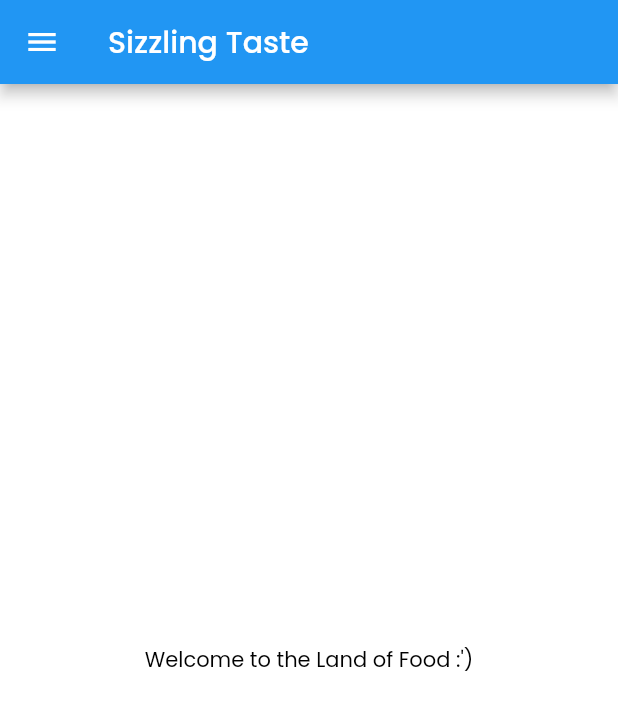
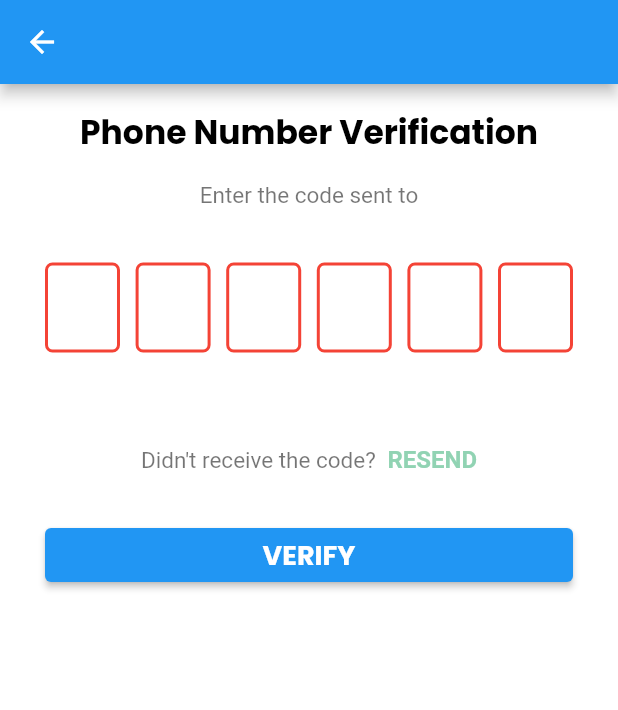
Before and after one commit to Chirag-Prajapat27/SizzlingTaste, a Flutter app: the screen it shows after launch, after a tap on "SignIn", on a phone screen of 412 x 824 dp. Shown: the top 710 px of the screen. Run offline on Flutter 3.47's test engine with Material 2 defaults, Android fonts, the phone set to English and light mode, and no system bars; drawn by our look-alikes of pin_code_fields; our stand-ins replace device_info, firebase_auth, firebase_core, get, google_fonts; accounts and stored records are empty.

Commit message:
OTP screen:- Z

```diff
--- /dev/null
+++ b/lib/UI/OtpScreen.dart
@@ -0,0 +1,213 @@
+import 'dart:async';
+
+import 'package:flutter/gestures.dart';
+import 'package:flutter/material.dart';
+import 'package:get/get.dart';
+import 'package:get/get_rx/src/rx_types/rx_types.dart';
+import 'package:pin_code_fields/pin_code_fields.dart';
+import 'package:sizzlingtaste/constants/AppColor.dart';
+import 'package:sizzlingtaste/controller.dart';
+
+
+class OtpScreen extends StatelessWidget {
+   OtpScreen({Key? key}) : super(key: key);
+
+   final controlle = Get.put(HomeController());
+
+   TextEditingController textEditingController = TextEditingController();
+   RxString currentText = "".obs;
+   final formKey = GlobalKey<FormState>();
+   bool hasError = false;
+
+   var onTapRecognizer = TapGestureRecognizer();
+
+  StreamController <ErrorAnimationType> errorController = StreamController<ErrorAnimationType>();
+   final GlobalKey<ScaffoldState> scaffoldKey = GlobalKey<ScaffoldState>();
+
+  @override
+  Widget build(BuildContext context) {
+      return Scaffold(
+        appBar: AppBar(),
+        body:GestureDetector(
+          onTap: () {},
+          child: Container(
+            height: MediaQuery.of(context).size.height,
+            width: MediaQuery.of(context).size.width,
+            child: ListView(
+              children: <Widget>[
+                SizedBox(height: 8),
+                Padding(
+                  padding: const EdgeInsets.symmetric(vertical: 8.0),
+                  child: Text(
+                    'Phone Number Verification',
+                    style: TextStyle(fontWeight: FontWeight.bold, fontSize: 22),
+                    textAlign: TextAlign.center,
+                  ),
+                ),
+                Padding(
+                  padding:
+                  const EdgeInsets.symmetric(horizontal: 30.0, vertical: 8),
+                  child: RichText(
+                    text: TextSpan(
+                        text: "Enter the code sent to ",
+                        children: [
+                          TextSpan(
+                              text: controlle.phoneNoText.toString(),
+                              style: TextStyle(
+                                  color: Colors.black,
+                                  fontWeight: FontWeight.bold,
+                                  fontSize: 15)),
+                        ],
+                        style: TextStyle(color: Colors.black54, fontSize: 15)),
+                    textAlign: TextAlign.center,
+                  ),
+                ),
+                SizedBox(
+                  height: 20,
+                ),
+                Form(
+                  key: formKey,
+                  child: Padding(
+                      padding: const EdgeInsets.symmetric(
+                          vertical: 8.0, horizontal: 30),
+                      child: PinCodeTextField(
+                        appContext: context,
+                        pastedTextStyle: TextStyle(
+                          color: Colors.green.shade600,
+                          fontWeight: FontWeight.bold,
+                        ),
+                        length: 6,
+                        obscureText: false,
+                        obscuringCharacter: '*',
+                        animationType: AnimationType.fade,
+                        pinTheme: PinTheme(
+                          shape: PinCodeFieldShape.box,
+                          borderRadius: BorderRadius.circular(5),
+                          fieldHeight: 60,
+                          fieldWidth: 50,
+                          activeFillColor:
+                          hasError ? AppColor.colorPrimary : Colors.white,
+                        ),
+                        cursorColor: Colors.black,
+                        animationDuration: Duration(milliseconds: 30),
+                        textStyle: TextStyle(fontSize: 20, height: 1.6),
+                        // backgroundColor: Colors.blue.shade50,
+                        // enableActiveFill: true,
+                        errorAnimationController: errorController,
+                        controller: textEditingController,
+                        keyboardType: TextInputType.number,
+                        // boxShadows: [
+                        //   BoxShadow(
+                        //     offset: Offset(0, 1),
+                        //     color: Colors.black12,
+                        //     blurRadius: 10,
+                        //   )
+                        // ],
+                        onCompleted: (v) {
+                          print("Completed");
+                        },
+                        // onTap: () {
+                        //   print("Pressed");
+                        // },
+                        onChanged: (value) {
+                          print(value);
+                          currentText = value.obs;
+
+                        },
+                        beforeTextPaste: (text) {
+                          print("Allowing to paste $text");
+                          //if you return true then it will show the paste confirmation dialog. Otherwise if false, then nothing will happen.
+                          //but you can show anything you want here, like your pop up saying wrong paste format or etc
+                          return true;
+                        },
+                      )),
+                ),
+                Padding(
+                  padding: const EdgeInsets.symmetric(horizontal: 30.0),
+                  child: Text(
+                    hasError ? "*Please fill up all the codes properly" : "",
+                    style: TextStyle(
+                        color: Colors.red,
+                        fontSize: 12,
+                        fontWeight: FontWeight.w400),
+                  ),
+                ),
+                SizedBox(
+                  height: 20,
+                ),
+                RichText(
+                  textAlign: TextAlign.center,
+                  text: TextSpan(
+                      text: "Didn't receive the code? ",
+                      style: TextStyle(color: Colors.black54, fontSize: 15),
+                      children: [
+                        TextSpan(
+                            text: " RESEND",
+                            recognizer: onTapRecognizer,
+                            style: TextStyle(
+                                color: Color(0xFF91D3B3),
+                                fontWeight: FontWeight.bold,
+                                fontSize: 16))
+                      ]),
+                ),
+                SizedBox(
+                  height: 14,
+                ),
+                Container(
+                  margin:
+                  const EdgeInsets.symmetric(vertical: 16.0, horizontal: 30),
+                  child: ButtonTheme(
+                    height: 50,
+                    child: ElevatedButton(
+                      onPressed: () {
+                        formKey.currentState!.validate();
+                        // conditions for validating
+                        if (currentText.value.length != 6 || currentText != "towtow") {
+                          errorController.add(ErrorAnimationType.shake); // Triggering error shake animation
+                          hasError = true;
+
+                        } else {
+                          hasError = false;
+                          scaffoldKey.currentState;
+                          Get.snackbar("Congratulations", "");
+                        }
+                      },
+                      child: Center(
+                          child: Text(
+                            "VERIFY".toUpperCase(),
+                            style: TextStyle(
+                                color: Colors.white,
+                                fontSize: 18,
+                                fontWeight: FontWeight.bold),
+                          )),
+                    ),
+                  ),
+                ),
+                // SizedBox(
+                //   height: 16,
+                // ),
+                // Row(
+                //   mainAxisAlignment: MainAxisAlignment.center,
+                //   children: <Widget>[
+                //     ElevatedButton(
+                //       child: Text("Clear Code"),
+                //       onPressed: () {
+                //         textEditingController.clear();
+                //       },
+                //     ),
+                //     ElevatedButton(
+                //       child: Text("Set Text"),
+                //       onPressed: () {
+                //         textEditingController.text = "123456";
+                //       },
+                //     ),
+                //   ],
+                // )
+              ],
+            ),
+          ),
+        ),
+      );
+
+  }
+}
--- a/lib/UI/SignIn.dart
+++ b/lib/UI/SignIn.dart
@@ -1,5 +1,6 @@
 import 'package:flutter/material.dart';
 import 'package:get/get.dart';
+import 'package:sizzlingtaste/UI/OtpScreen.dart';
 import 'package:sizzlingtaste/constants/AppImages.dart';
 import 'package:sizzlingtaste/constants/AppStrings.dart';
 import 'package:sizzlingtaste/controller.dart';
@@ -52,7 +53,8 @@ class SignIn extends StatelessWidget {
                                  counter: Spacer(),
                                  border: OutlineInputBorder(
                                    borderRadius: BorderRadius.circular(70),
-                                     borderSide: const BorderSide(color: Colors.white)),
+                                     borderSide: const BorderSide(color: AppColor.colorPrimary),
+                                 ),
 
                                  focusColor: AppColor.colorBlack,
                                  hintText: AppStrings.hintPhoneNo,
@@ -69,7 +71,7 @@ class SignIn extends StatelessWidget {
                              keyboardType: TextInputType.emailAddress),
 
 
-                    InkWell(onTap: () => Get.to(DashBoard()),
+                    InkWell(onTap: () => Get.to(() => OtpScreen()),
                       child: Container(
                         margin: const EdgeInsets.only(top: 20,bottom: 20),
                         height: 40,
--- a/pubspec.yaml
+++ b/pubspec.yaml
@@ -47,7 +47,7 @@ dependencies:
   firebase_core: ^1.12.0
   cloud_firestore: ^3.1.7
   firebase_storage: ^10.2.6
-
+  pin_code_fields: ^7.3.0
 
 
 dev_dependencies:
```
Also changed, not shown: pubspec.lock.
